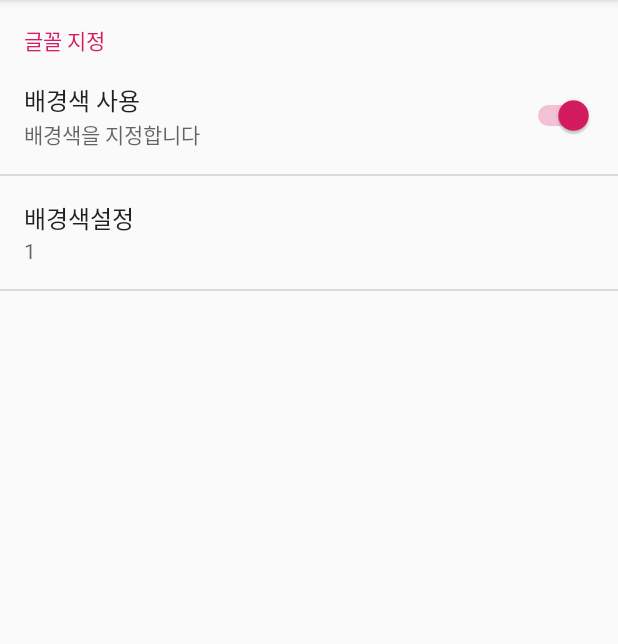
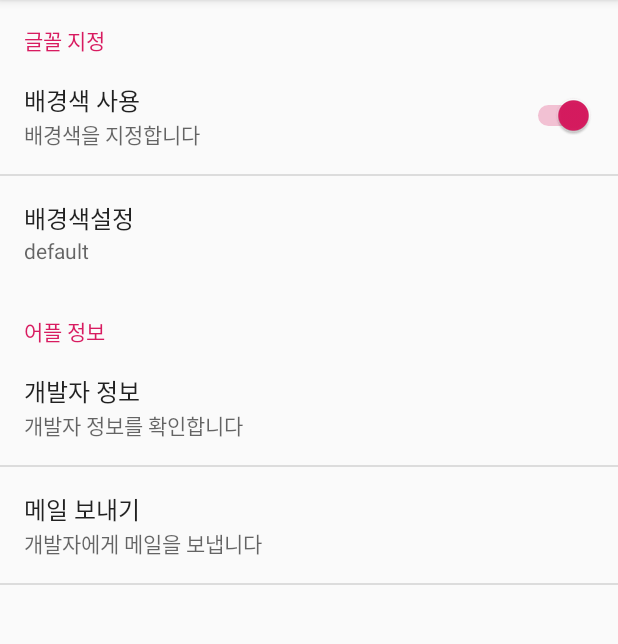
Before and after one commit to JoonminLee/household_account_book, an Android app: the screen it shows after launch (SettingsActivity), after a tap on "설정", on a phone screen of 412 x 824 dp, the part 84-728 px from its top. Run offline under Robolectric (Android 15) with nearby library versions, the phone set to English and light mode, and no system bars.

Commit message:
20190107 1635

```diff
--- a/HHAC_tab/app/src/main/java/com/example/jay/hhac_tab/SettingsPreferenceFragment.java
+++ b/HHAC_tab/app/src/main/java/com/example/jay/hhac_tab/SettingsPreferenceFragment.java
@@ -1,18 +1,24 @@
 package com.example.jay.hhac_tab;
 
+import android.content.DialogInterface;
 import android.content.Intent;
 import android.content.SharedPreferences;
 import android.os.Bundle;
 import android.preference.ListPreference;
+import android.preference.Preference;
 import android.preference.PreferenceFragment;
 import android.preference.PreferenceManager;
 import android.support.annotation.Nullable;
+import android.support.v7.app.AlertDialog;
 import android.util.Log;
+
 
 public class SettingsPreferenceFragment extends PreferenceFragment {
 
     SharedPreferences prefs;
     ListPreference backgroundPref;
+    Preference InfoPref;
+
 
     @Override
     public void onCreate(@Nullable Bundle savedInstanceState) {
@@ -22,12 +28,36 @@ public class SettingsPreferenceFragment extends PreferenceFragment {
 
         backgroundPref = (ListPreference) findPreference("key_dialog_backgroundcolor");
         prefs = PreferenceManager.getDefaultSharedPreferences(getActivity());
+        InfoPref = (Preference) findPreference("key_dialog_Info");
 
         if (!prefs.getString("key_dialog_backgroundcolor", "").equals("")) {
             backgroundPref.setSummary(prefs.getString("key_dialog_backgroundcolor", "false"));
         }
         prefs.registerOnSharedPreferenceChangeListener(prefListener);
+        InfoPref.setOnPreferenceClickListener(btnListener);
     }
+
+    Preference.OnPreferenceClickListener btnListener = new Preference.OnPreferenceClickListener() {
+        @Override
+        public boolean onPreferenceClick(Preference preference) {
+            final String key = preference.getKey();
+
+            if (key.equals("key_dialog_Info")) {
+                AlertDialog.Builder dialog = new AlertDialog.Builder(getActivity());
+                dialog.setTitle("개발자 정보")
+                        .setMessage("준민 : 010 - 0520 - 0170\n태회 : 010 - 4014 - 3422\n아람 : 010 - 5540 - 0099")
+                        .setPositiveButton("확인", new DialogInterface.OnClickListener() {
+                            @Override
+                            public void onClick(DialogInterface dialog, int which) {
+                            }
+                        })
+                        .create().show();
+                return true; // we handled the click
+            }
+            return false; // we didn't handle the click
+        }
+    };
+
 
     SharedPreferences.OnSharedPreferenceChangeListener prefListener = new SharedPreferences.OnSharedPreferenceChangeListener() {
 
--- a/HHAC_tab/app/src/main/res/xml/preference.xml
+++ b/HHAC_tab/app/src/main/res/xml/preference.xml
@@ -2,12 +2,12 @@
 <PreferenceScreen xmlns:android="http://schemas.android.com/apk/res/android">
     <PreferenceCategory android:title="글꼴 지정">
         <SwitchPreference
-            android:defaultValue="1"
+            android:defaultValue="true"
             android:key="key_backgroundcolor"
             android:summary="배경색을 지정합니다"
             android:title="배경색 사용" />
         <ListPreference
-            android:defaultValue="1"
+            android:defaultValue="default"
             android:dependency="key_backgroundcolor"
             android:key="key_dialog_backgroundcolor"
             android:title="배경색설정"
@@ -16,4 +16,18 @@
             android:negativeButtonText="@null"
             android:positiveButtonText="@null"/>
     </PreferenceCategory>
+    <PreferenceCategory android:title="어플 정보" >
+        <Preference
+            android:key="key_dialog_Info"
+            android:summary="개발자 정보를 확인합니다"
+            android:title="개발자 정보" >
+        </Preference>
+        <Preference
+            android:summary="개발자에게 메일을 보냅니다"
+            android:title="메일 보내기" >
+            <intent
+                android:action="android.intent.action.SENDTO"
+                android:data="mailto:dksxoghl@naver.com" />
+        </Preference>
+    </PreferenceCategory>
 </PreferenceScreen>
```
